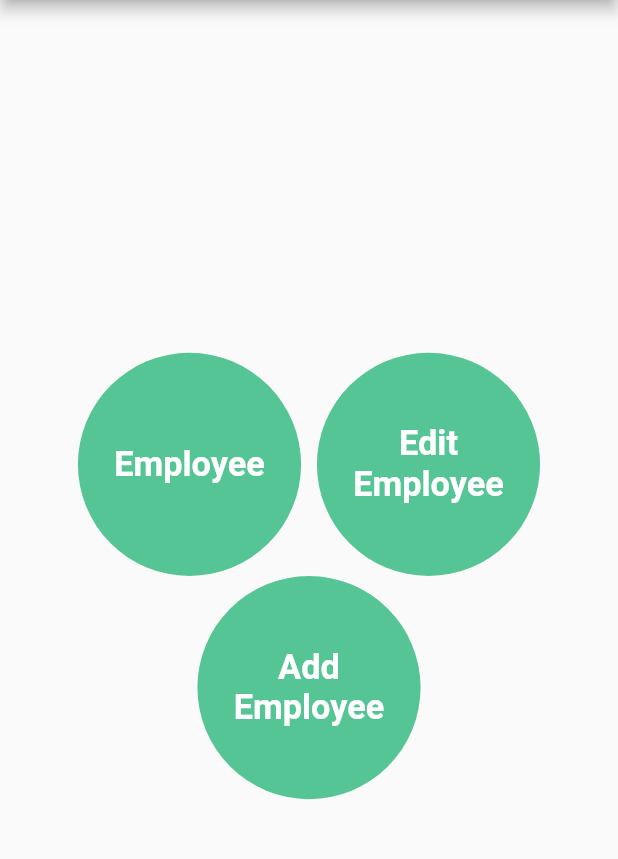
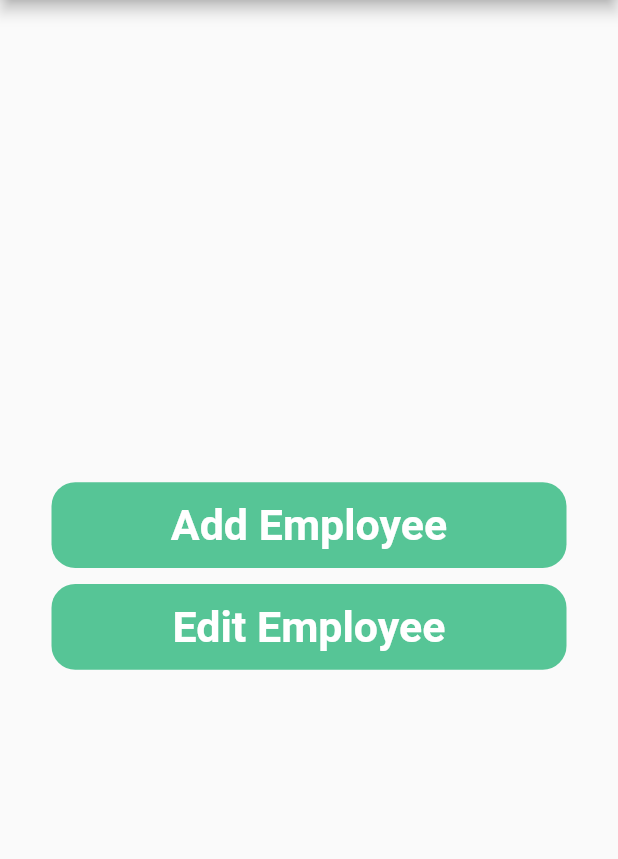
Before and after one commit to mehsen-alk/shrms, a Flutter app: the screen it shows after launch, on a phone screen of 412 x 824 dp, the part 84-943 px from its top. Run offline on Flutter 3.47's test engine with Material 2 defaults, Android fonts, the phone set to English and light mode, and no system bars; our stand-ins replace flutter_screenutil.

Commit message:
Mohamad commit

```diff
--- a/lib/components/box_button.dart
+++ b/lib/components/box_button.dart
@@ -15,7 +15,7 @@ class Box extends StatelessWidget {
         text,
         style: TextStyle(
           color: Colors.white,
-          fontSize: 20.sp,
+          fontSize: 25.sp,
           fontWeight: FontWeight.bold,
         ),
         textAlign: TextAlign.center,
@@ -25,10 +25,10 @@ class Box extends StatelessWidget {
           const Color(0XFF56C596),
         ),
         fixedSize: MaterialStateProperty.all<Size>(
-          Size(130.w, 130.w),
+          Size(300.w, 50.w),
         ),
         shape: MaterialStateProperty.all<OutlinedBorder>(
-          const CircleBorder(),
+          RoundedRectangleBorder(borderRadius: BorderRadius.circular(15.h)),
         ),
       ),
     );
--- a/lib/main.dart
+++ b/lib/main.dart
@@ -1,6 +1,6 @@
 import 'package:flutter/material.dart';
 import 'package:flutter_screenutil/flutter_screenutil.dart';
-import 'package:shrms/screen/home_screen.dart';
+import 'package:shrms/screen/employee_screen.dart';
 
 void main() async {
   runApp(const SHrms());
--- a/lib/screen/home_screen.dart
+++ b/lib/screen/employee_screen.dart
@@ -15,17 +15,11 @@ class HomeScreen extends StatelessWidget {
         child: Column(
           mainAxisAlignment: MainAxisAlignment.center,
           children: [
-            Row(
-              mainAxisAlignment: MainAxisAlignment.center,
-              children: [
-                Box(text: "Employee", onPress: () {}),
-                SizedBox(
-                  width: 10.h,
-                ),
-                Box(text: "Edit Employee", onPress: () {}),
-              ],
+            Box(text: "Add Employee", onPress: () {}),
+            SizedBox(
+              height: 10.h,
             ),
-            Box(text: "Add Employee", onPress: () {}),
+            Box(text: "Edit Employee", onPress: () {}),
           ],
         ),
       ),
```
